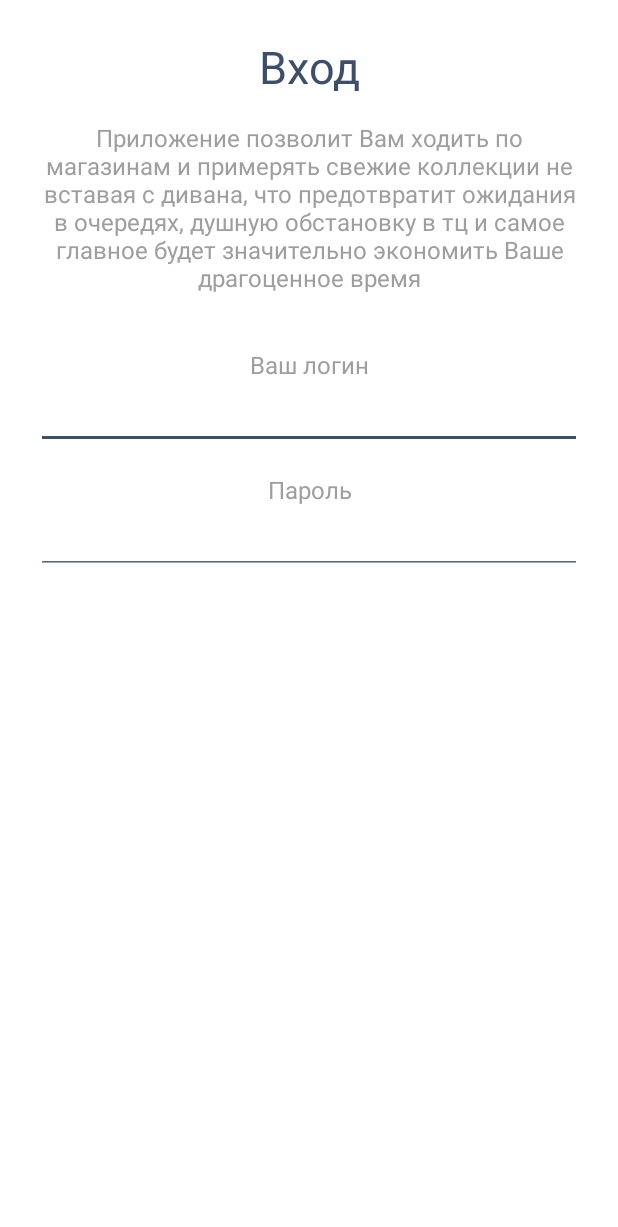
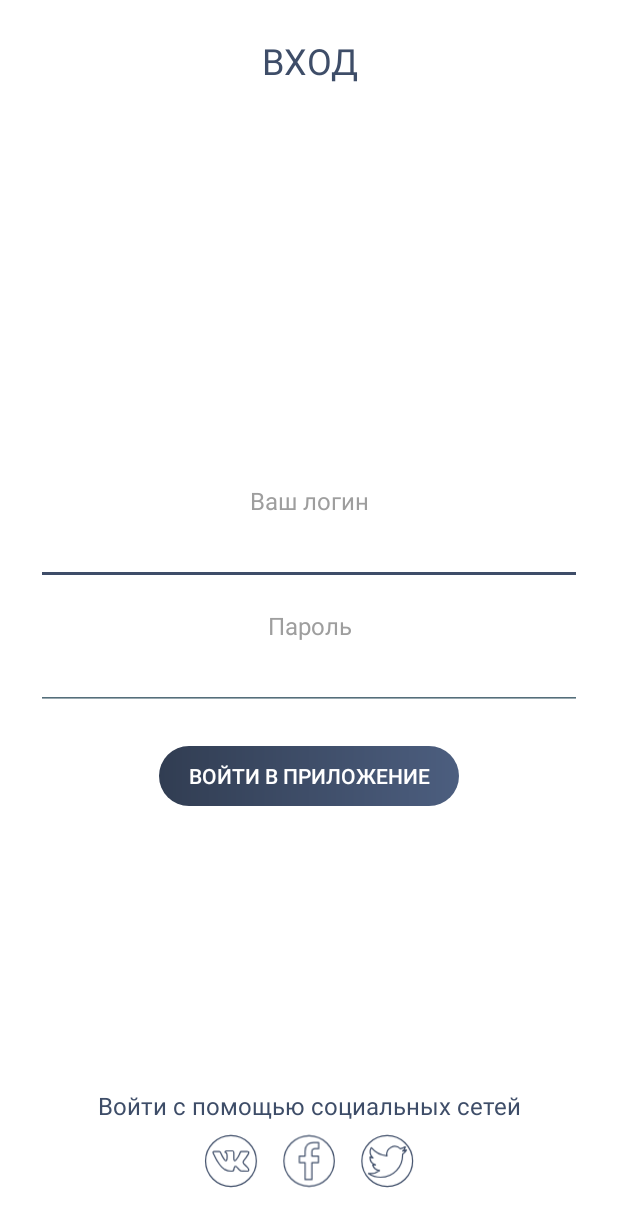
Before and after one commit to PIBODIBU/YoLy, an Android app: the LoginActivity screen opened directly, with no data from a screen before it, on a phone screen of 412 x 824 dp. Shown: the top 1227 px of the screen. Run offline under Robolectric (Android 15) with nearby library versions, the phone set to English and light mode, and no system bars.

Commit message:
Design improved

```diff
--- a/app/src/main/java/yoly/com/android/yoly/ui/activity/BeforeLoginActivity.java
+++ b/app/src/main/java/yoly/com/android/yoly/ui/activity/BeforeLoginActivity.java
@@ -43,6 +43,5 @@ public class BeforeLoginActivity extends AppCompatActivity implements BeforeLogi
     @OnClick(R.id.btn_login)
     public void showLoginActivity() {
         startActivity(new Intent(BeforeLoginActivity.this, LoginActivity.class));
-        finish();
     }
 }
--- a/app/src/main/java/yoly/com/android/yoly/ui/presenter/implementation/RegisterPresenterImpl.java
+++ b/app/src/main/java/yoly/com/android/yoly/ui/presenter/implementation/RegisterPresenterImpl.java
@@ -15,7 +15,6 @@ public class RegisterPresenterImpl implements RegisterPresenter, DatePickerDialo
     @Override
     public void onDateSet(DatePickerDialog datePickerDialog, int year, int monthOfYear, int dayOfMonth) {
         String date = String.valueOf(dayOfMonth) + "/" + String.valueOf((monthOfYear + 1)) + "/" + String.valueOf(year);
-        view.setDate(date);
     }
 
     @Override
--- a/app/src/main/java/yoly/com/android/yoly/ui/view/RegisterView.java
+++ b/app/src/main/java/yoly/com/android/yoly/ui/view/RegisterView.java
@@ -1,7 +1,4 @@
 package yoly.com.android.yoly.ui.view;
 
 public interface RegisterView {
-    void showDatePicker();
-
-    void setDate(String date);
 }
--- a/app/src/main/res/layout/activity_login.xml
+++ b/app/src/main/res/layout/activity_login.xml
@@ -1,5 +1,5 @@
 <?xml version="1.0" encoding="utf-8"?>
-<android.support.design.widget.CoordinatorLayout xmlns:android="http://schemas.android.com/apk/res/android"
+<RelativeLayout xmlns:android="http://schemas.android.com/apk/res/android"
     xmlns:app="http://schemas.android.com/apk/res-auto"
     xmlns:tools="http://schemas.android.com/tools"
     android:id="@+id/activity_register"
@@ -10,33 +10,20 @@
     android:padding="24dp"
     tools:context="yoly.com.android.yoly.ui.activity.LoginActivity">
 
-    <android.support.v4.widget.NestedScrollView
+    <android.support.v7.widget.AppCompatTextView
+        style="@style/AppTheme.TextView.Primary.Title"
         android:layout_width="match_parent"
         android:layout_height="wrap_content"
-        app:layout_behavior="@string/appbar_scrolling_view_behavior">
+        android:gravity="center"
+        android:text="@string/tv_login_title"
+        app:textAllCaps="true" />
 
     <LinearLayout
         android:layout_width="match_parent"
-            android:layout_height="match_parent"
+        android:layout_height="wrap_content"
+        android:layout_alignParentStart="true"
+        android:layout_centerVertical="true"
         android:orientation="vertical">
-
-            <TextView
-                style="@style/AppTheme.TextView.Primary"
-                android:layout_width="match_parent"
-                android:layout_height="wrap_content"
-                android:gravity="center"
-                android:text="Вход"
-                android:textSize="30sp" />
-
-            <TextView
-                style="@style/AppTheme.TextView.Secondary"
-                android:layout_width="match_parent"
-                android:layout_height="wrap_content"
-                android:layout_marginTop="16dp"
-                android:gravity="center"
-                android:text="Приложение позволит Вам ходить по магазинам и примерять свежие коллекции не вставая с дивана, что предотвратит ожидания в очередях, душную обстановку в тц и самое главное будет значительно экономить Ваше драгоценное время"
-                android:textAlignment="center"
-                android:textSize="16sp" />
 
         <TextView
             style="@style/AppTheme.TextView.Secondary"
@@ -44,7 +31,7 @@
             android:layout_height="wrap_content"
             android:layout_marginTop="36dp"
             android:gravity="center"
-                android:text="Ваш логин"
+            android:text="@string/tv_login_hint"
             android:textSize="16sp" />
 
         <android.support.v7.widget.AppCompatEditText
@@ -61,7 +48,7 @@
             android:layout_height="wrap_content"
             android:layout_marginTop="16dp"
             android:gravity="center"
-                android:text="Пароль"
+            android:text="@string/tv_password_hint"
             android:textSize="16sp" />
 
         <android.support.v7.widget.AppCompatEditText
@@ -70,6 +57,56 @@
             android:inputType="textPassword"
             android:textAlignment="center"
             app:theme="@style/AppTheme.EditTextStyle" />
+
+        <Button
+            android:id="@+id/btn_register"
+            style="@style/AppTheme.Button"
+            android:layout_width="wrap_content"
+            android:layout_height="40dp"
+            android:layout_gravity="center_horizontal"
+            android:layout_marginTop="24dp"
+            android:text="@string/btn_login" />
     </LinearLayout>
-    </android.support.v4.widget.NestedScrollView>
-</android.support.design.widget.CoordinatorLayout>
+
+    <LinearLayout
+        android:layout_width="match_parent"
+        android:layout_height="wrap_content"
+        android:layout_alignParentBottom="true"
+        android:gravity="bottom"
+        android:orientation="vertical">
+
+        <TextView
+            android:layout_width="match_parent"
+            android:layout_height="wrap_content"
+            android:gravity="center"
+            android:paddingTop="16dp"
+            android:text="@string/tv_before_login_social"
+            android:textColor="@color/colorTextPrimary"
+            android:textSize="16sp" />
+
+        <LinearLayout
+            android:layout_width="match_parent"
+            android:layout_height="wrap_content"
+            android:gravity="center_horizontal"
+            android:orientation="horizontal">
+
+            <ImageView
+                android:layout_width="36dp"
+                android:layout_height="36dp"
+                android:layout_margin="8dp"
+                app:srcCompat="@drawable/ic_social_vk" />
+
+            <ImageView
+                android:layout_width="36dp"
+                android:layout_height="36dp"
+                android:layout_margin="8dp"
+                app:srcCompat="@drawable/ic_social_facebook" />
+
+            <ImageView
+                android:layout_width="36dp"
+                android:layout_height="36dp"
+                android:layout_margin="8dp"
+                app:srcCompat="@drawable/ic_social_twitter" />
+        </LinearLayout>
+    </LinearLayout>
+</RelativeLayout>
--- a/app/src/main/res/values/strings.xml
+++ b/app/src/main/res/values/strings.xml
@@ -20,4 +20,13 @@
     <string name="tv_after_registration_title">Ваш аккаунт</string>
     <string name="tv_successfully_registered">Аккаунт ИМЯ успешно зарегистрирован</string>
     <string name="btn_start_using">Начать использование</string>
+    <string name="tv_before_login_greets">Приложение позволит Вам ходить по магазинам и примерять свежие коллекции не вставая с дивана, что предотвратит ожидания в очередях, душную обстановку в тц и самое главное будет значительно экономить Ваше драгоценное время</string>
+    <string name="yourlook">YourLook</string>
+    <string name="btn_before_login_login">Войти в приложение</string>
+    <string name="btn_before_login_register">Зарегистрироваться</string>
+    <string name="tv_before_login_social">Войти с помощью социальных сетей</string>
+    <string name="tv_login_title">Вход</string>
+    <string name="tv_login_hint">Ваш логин</string>
+    <string name="tv_password_hint">Пароль</string>
+    <string name="btn_login">Войти в приложение</string>
 </resources>
--- a/app/src/main/res/values/styles.xml
+++ b/app/src/main/res/values/styles.xml
@@ -69,6 +69,9 @@
     <style name="AppTheme.Button" parent="Widget.AppCompat.Button.Borderless">
         <item name="android:textColor">@color/white</item>
         <item name="android:background">@drawable/btn_primary</item>
+        <item name="android:paddingLeft">16dp</item>
+        <item name="android:paddingRight">16dp</item>
+        <item name="android:minWidth">200dp</item>
     </style>
 
     <style name="AppTheme.TextView.Secondary">
--- a/build.gradle
+++ b/build.gradle
@@ -6,7 +6,7 @@ buildscript {
         mavenCentral()
     }
     dependencies {
-        classpath 'com.android.tools.build:gradle:2.2.0'
+        classpath 'com.android.tools.build:gradle:2.2.2'
 
         classpath 'com.neenbedankt.gradle.plugins:android-apt:1.8'
         classpath 'com.google.gms:google-services:3.0.0'
```
Also changed, not shown: app/src/main/java/yoly/com/android/yoly/ui/activity/RegisterActivity.java (+0 -21 lines), app/src/main/res/layout/activity_after_register.xml (+5 -4 lines), app/src/main/res/layout/activity_before_login.xml (+11 -11 lines), app/src/main/res/layout/activity_country_choose.xml (+5 -4 lines), app/src/main/res/layout/activity_register.xml (+19 -57 lines). Lines whose indentation alone changed are shown as unchanged.
